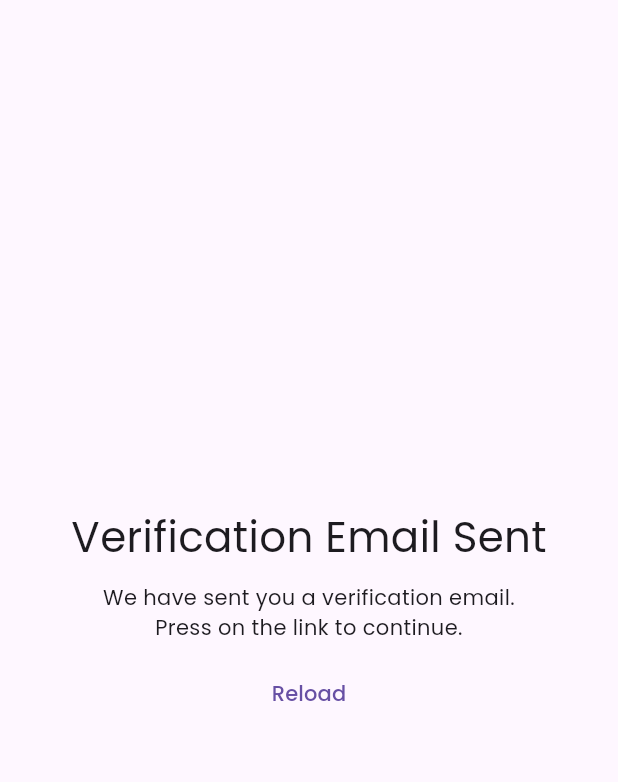
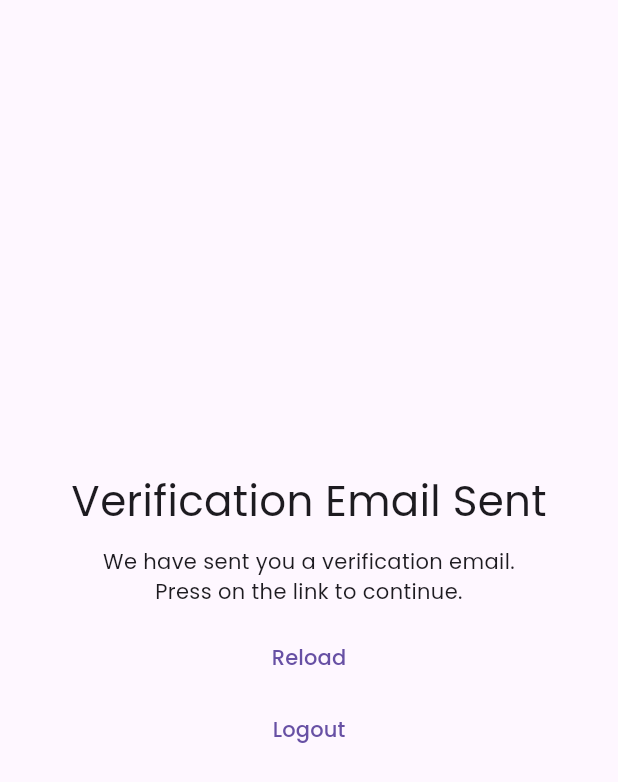
Before and after one commit to chauhan2b/news_app, a Flutter app: the EmailVerificationScreen screen opened by its route, on a phone screen of 412 x 824 dp. Shown: the top 782 px of the screen. Run offline on Flutter 3.47's test engine with Material 3 defaults, Android fonts, the phone set to English and light mode, and no system bars; drawn by our look-alikes of dynamic_color; our stand-ins replace cloud_firestore, firebase_auth, firebase_core, flutter_dotenv, flutter_form_builder, flutter_riverpod and 9 more; accounts and stored records are empty; generated files the repository leaves out were written again; network calls fail.

Commit message:
Add logout button on email verification screen

```diff
--- a/lib/core/features/auth/presentation/email_verification_screen.dart
+++ b/lib/core/features/auth/presentation/email_verification_screen.dart
@@ -28,6 +28,12 @@ class EmailVerificationScreen extends ConsumerWidget {
               ref.invalidate(authRepositoryProvider);
             },
             child: const Text('Reload'),
+          ),
+          TextButton(
+            onPressed: () {
+              ref.read(authRepositoryProvider).signOut();
+            },
+            child: const Text('Logout'),
           )
         ],
       )),
```
